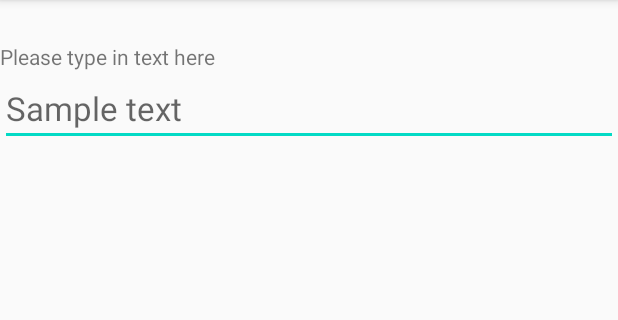
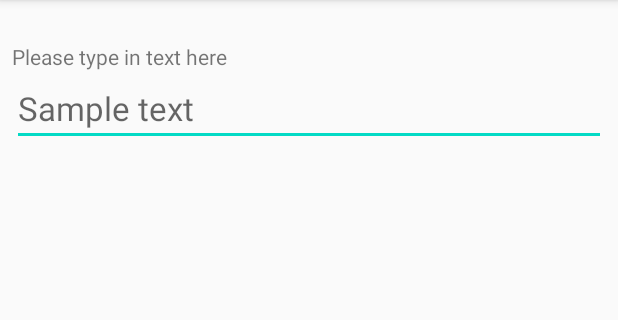
Before and after one commit to eliezermeth/EchoApp, an Android app: the screen it shows after launch (MainActivity), after a tap on an icon or button, on a phone screen of 412 x 824 dp, the part 84-404 px from its top. Run offline under Robolectric (Android 15) with nearby library versions, the phone set to English and light mode, and no system bars.

Commit message:
Added margins.

```diff
--- a/app/src/main/res/layout/content_main.xml
+++ b/app/src/main/res/layout/content_main.xml
@@ -13,12 +13,14 @@
         android:layout_width="match_parent"
         android:layout_height="wrap_content"
         android:text="@string/request_text"
+        android:layout_marginHorizontal="@dimen/side_margin"
         android:textAppearance="@style/TextAppearance.AppCompat.Small" />
 
     <EditText
         android:id="@+id/input_text"
         android:layout_width="match_parent"
         android:layout_height="wrap_content"
+        android:layout_marginHorizontal="@dimen/side_margin"
         android:ems="10"
         android:hint="@string/input_hint"
         android:inputType="textPersonName"
@@ -28,6 +30,7 @@
         android:id="@+id/output_text"
         android:layout_width="match_parent"
         android:layout_height="wrap_content"
+        android:layout_marginHorizontal="@dimen/side_margin"
         android:text="@string/copy_text"
         android:textAppearance="@style/TextAppearance.AppCompat.Medium" />
 </LinearLayout>
--- a/app/src/main/res/mipmap-anydpi-v26/ic_launcher.xml
+++ b/app/src/main/res/mipmap-anydpi-v26/ic_launcher.xml
@@ -1,5 +1,5 @@
 <?xml version="1.0" encoding="utf-8"?>
 <adaptive-icon xmlns:android="http://schemas.android.com/apk/res/android">
-    <background android:drawable="@drawable/ic_launcher_background"/>
+    <background android:drawable="@color/ic_launcher_background"/>
     <foreground android:drawable="@mipmap/ic_launcher_foreground"/>
 </adaptive-icon>
--- a/app/src/main/res/mipmap-anydpi-v26/ic_launcher_round.xml
+++ b/app/src/main/res/mipmap-anydpi-v26/ic_launcher_round.xml
@@ -1,5 +1,5 @@
 <?xml version="1.0" encoding="utf-8"?>
 <adaptive-icon xmlns:android="http://schemas.android.com/apk/res/android">
-    <background android:drawable="@drawable/ic_launcher_background"/>
+    <background android:drawable="@color/ic_launcher_background"/>
     <foreground android:drawable="@mipmap/ic_launcher_foreground"/>
 </adaptive-icon>
--- a/app/src/main/res/values/dimens.xml
+++ b/app/src/main/res/values/dimens.xml
@@ -1,4 +1,5 @@
 <resources>
     <dimen name="fab_margin">16dp</dimen>
     <dimen name="standard_margin">16</dimen>
+    <dimen name="side_margin">8dp</dimen>
 </resources>
--- /dev/null
+++ b/app/src/main/res/values/ic_launcher_background.xml
@@ -0,0 +1,4 @@
+<?xml version="1.0" encoding="utf-8"?>
+<resources>
+    <color name="ic_launcher_background">#FFFFFF</color>
+</resources>
```
Also changed, not shown: app/src/main/ic_launcher-playstore.png, app/src/main/res/mipmap-hdpi/ic_launcher.png, app/src/main/res/mipmap-hdpi/ic_launcher_round.png, app/src/main/res/mipmap-mdpi/ic_launcher.png, app/src/main/res/mipmap-mdpi/ic_launcher_round.png, app/src/main/res/mipmap-xhdpi/ic_launcher.png, app/src/main/res/mipmap-xhdpi/ic_launcher_round.png, app/src/main/res/mipmap-xxhdpi/ic_launcher.png, app/src/main/res/mipmap-xxhdpi/ic_launcher_round.png, app/src/main/res/mipmap-xxxhdpi/ic_launcher.png, app/src/main/res/mipmap-xxxhdpi/ic_launcher_round.png.
